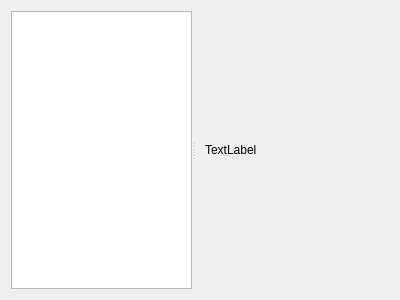
KDAB/GammaRay, file tools/resourcebrowser/resourcebrowser.ui: the form before one commit.
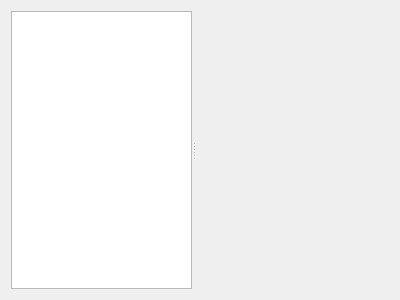
The form after the commit.

Commit message: hide 'TextLabel' default text in resource browser

What changed in the file:
```diff
--- a/tools/resourcebrowser/resourcebrowser.ui
+++ b/tools/resourcebrowser/resourcebrowser.ui
@@ -36,7 +36,7 @@
              <item>
               <widget class="QLabel" name="label_3">
                <property name="text">
-                <string>TextLabel</string>
+           <string/>
                </property>
               </widget>
              </item>
```
Lines whose indentation alone changed are shown as unchanged.
